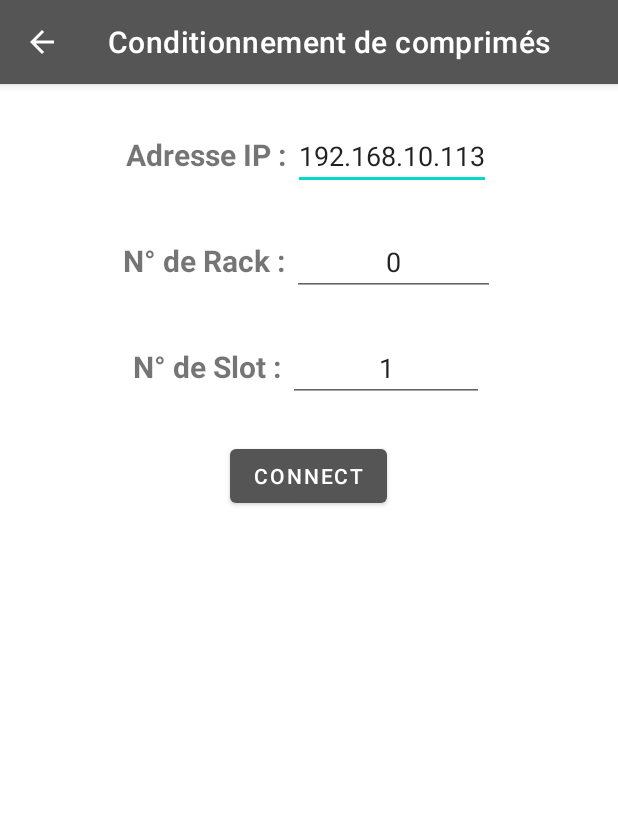
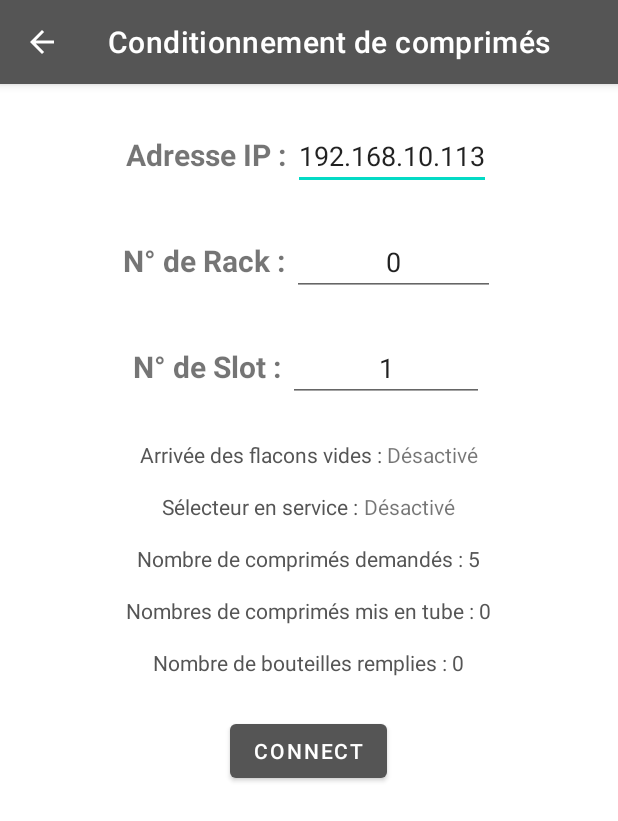
Before and after one commit to LouisFitdevoie/ProjetAndroid, an Android app: the ComprimesActivity screen opened directly, with no data from a screen before it, on a phone screen of 412 x 824 dp. Shown: the top 821 px of the screen. Run offline under Robolectric (Android 15) with nearby library versions, the phone set to English and light mode, and no system bars.

Commit message:
Correction interface activité comprimés

```diff
--- a/app/src/main/java/be/heh/fitdevoie/projetandroidstudio/Activities/ComprimesActivity.java
+++ b/app/src/main/java/be/heh/fitdevoie/projetandroidstudio/Activities/ComprimesActivity.java
@@ -36,13 +36,13 @@ public class ComprimesActivity extends AppCompatActivity {
 
     RelativeLayout rl_comprimes_RW;
     LinearLayout ll_comprimes_flaconsVides;
-    Button bt_comprimes_flaconsVides;
+    TextView tv_comprimes_flaconsVides;
     LinearLayout ll_comprimes_selecteurService;
-    Button bt_comprimes_selecteurService;
+    TextView tv_comprimes_selecteurService;
     LinearLayout ll_comprimes_nbComprimesSelectionne;
-    EditText et_comprimes_nbComprimesSelectionne;
+    TextView tv_comprimes_nbComprimesSelectionne;
     LinearLayout ll_comprimes_nbComprimes;
-    EditText et_comprimes_nbComprimes;
+    TextView tv_comprimes_nbComprimes;
     TextView tv_comprimes_nbBouteillesRemplies;
     private NetworkInfo network;
     private ConnectivityManager connexStatus;
@@ -71,13 +71,13 @@ public class ComprimesActivity extends AppCompatActivity {
 
         rl_comprimes_RW = (RelativeLayout) findViewById(R.id.rl_comprimes_RW);
         ll_comprimes_flaconsVides = (LinearLayout) findViewById(R.id.ll_comprimes_flaconsVides);
-        bt_comprimes_flaconsVides = (Button) findViewById(R.id.bt_comprimes_flaconsVides);
+        tv_comprimes_flaconsVides = (TextView) findViewById(R.id.tv_comprimes_flaconsVides);
         ll_comprimes_selecteurService = (LinearLayout) findViewById(R.id.ll_comprimes_selecteurService);
-        bt_comprimes_selecteurService = (Button) findViewById(R.id.bt_comprimes_selecteurService);
+        tv_comprimes_selecteurService = (TextView) findViewById(R.id.tv_comprimes_selecteurService);
         ll_comprimes_nbComprimesSelectionne = (LinearLayout) findViewById(R.id.ll_comprimes_nbComprimesSelectionne);
-        et_comprimes_nbComprimesSelectionne = (EditText) findViewById(R.id.et_comprimes_nbComprimesSelectionne);
+        tv_comprimes_nbComprimesSelectionne = (TextView) findViewById(R.id.tv_comprimes_nbComprimesSelectionne);
         ll_comprimes_nbComprimes = (LinearLayout) findViewById(R.id.ll_comprimes_nbComprimes);
-        et_comprimes_nbComprimes = (EditText) findViewById(R.id.et_comprimes_nbComprimes);
+        tv_comprimes_nbComprimes = (TextView) findViewById(R.id.tv_comprimes_nbComprimes);
         tv_comprimes_nbBouteillesRemplies = (TextView) findViewById(R.id.tv_comprimes_nbBouteillesRemplies);
         connexStatus = (ConnectivityManager) this.getSystemService(Context.CONNECTIVITY_SERVICE);
         network = connexStatus.getActiveNetworkInfo();
@@ -145,18 +145,6 @@ public class ComprimesActivity extends AppCompatActivity {
 
                     if (ipOk && rackOk && slotOk) {
 
-                        if(prefs_data.getInt("rights", -1) == 0) { //Si admin
-                            bt_comprimes_flaconsVides.setEnabled(true);
-                            bt_comprimes_selecteurService.setEnabled(true);
-                            et_comprimes_nbComprimesSelectionne.setEnabled(true);
-                            et_comprimes_nbComprimes.setEnabled(true);
-                        } else {
-                            bt_comprimes_flaconsVides.setEnabled(false);
-                            bt_comprimes_selecteurService.setEnabled(false);
-                            et_comprimes_nbComprimesSelectionne.setEnabled(false);
-                            et_comprimes_nbComprimes.setEnabled(false);
-                        }
-
                         if(network != null && network.isConnectedOrConnecting()) {
                             if(bt_comprimes.getText().equals("CONNECT")) {
                                 rl_comprimes_parametres.setVisibility(View.GONE);
@@ -164,7 +152,7 @@ public class ComprimesActivity extends AppCompatActivity {
 
                                 Toast.makeText(this,network.getTypeName(),Toast.LENGTH_SHORT).show();
                                 bt_comprimes.setText("DISCONNECT");
-                                readS7 = new ReadTaskS7Comprimes(v, bt_comprimes, bt_comprimes_flaconsVides, bt_comprimes_selecteurService, et_comprimes_nbComprimesSelectionne, et_comprimes_nbComprimes, tv_comprimes_nbBouteillesRemplies);
+                                readS7 = new ReadTaskS7Comprimes(v, bt_comprimes, tv_comprimes_flaconsVides, tv_comprimes_selecteurService, tv_comprimes_nbComprimesSelectionne, tv_comprimes_nbComprimes, tv_comprimes_nbBouteillesRemplies);
                                 readS7.Start(et_comprimes_ip.getText().toString(),et_comprimes_rack.getText().toString(),et_comprimes_slot.getText().toString());
 
                                 try {
--- a/app/src/main/java/be/heh/fitdevoie/projetandroidstudio/Activities/NiveauActivity.java
+++ b/app/src/main/java/be/heh/fitdevoie/projetandroidstudio/Activities/NiveauActivity.java
@@ -68,7 +68,7 @@ public class NiveauActivity extends AppCompatActivity {
 
         ActionBar ab = getSupportActionBar();
         ab.setDisplayHomeAsUpEnabled(true);
-        ab.setTitle("Conditionnement de comprimés");
+        ab.setTitle("Régulation de niveau de liquide");
 
         rl_niveau_RW = (RelativeLayout) findViewById(R.id.rl_niveau_RW);
         tv_niveau_selecteurMode = (TextView) findViewById(R.id.tv_niveau_selecteurMode);
--- a/app/src/main/res/layout/activity_comprimes.xml
+++ b/app/src/main/res/layout/activity_comprimes.xml
@@ -111,7 +111,7 @@
                 android:id="@+id/rl_comprimes_RW"
                 android:layout_width="match_parent"
                 android:layout_height="wrap_content"
-                android:visibility="gone"
+                android:visibility="visible"
                 android:layout_below="@+id/rl_comprimes_parametres"
                 android:layout_marginHorizontal="25dp"
                 android:layout_marginTop="25dp">
@@ -120,20 +120,17 @@
                     android:id="@+id/ll_comprimes_flaconsVides"
                     android:layout_width="match_parent"
                     android:layout_height="wrap_content"
-                    android:gravity="end">
+                    android:gravity="center">
                     <TextView
                         android:layout_width="wrap_content"
                         android:layout_height="wrap_content"
-                        android:text="Arrivée des flacons vides"
-                        android:textColor="@color/primary"
-                        android:layout_marginLeft="0dp"
-                        android:layout_marginRight="25dp"/>
-                    <Button
-                        android:id="@+id/bt_comprimes_flaconsVides"
-                        android:layout_width="130dp"
+                        android:text="Arrivée des flacons vides : "
+                        android:textColor="@color/primary"/>
+                    <TextView
+                        android:id="@+id/tv_comprimes_flaconsVides"
+                        android:layout_width="wrap_content"
                         android:layout_height="wrap_content"
-                        android:text="Désactivé"
-                        android:layout_marginRight="0dp"/>
+                        android:text="Désactivé"/>
                 </LinearLayout>
 
                 <LinearLayout
@@ -142,20 +139,17 @@
                     android:layout_height="wrap_content"
                     android:layout_below="@+id/ll_comprimes_flaconsVides"
                     android:layout_marginTop="15dp"
-                    android:gravity="end">
+                    android:gravity="center">
                     <TextView
                         android:layout_width="wrap_content"
                         android:layout_height="wrap_content"
-                        android:text="Sélecteur en service"
-                        android:textColor="@color/primary"
-                        android:layout_marginLeft="0dp"
-                        android:layout_marginRight="55dp"/>
-                    <Button
-                        android:id="@+id/bt_comprimes_selecteurService"
-                        android:layout_width="130dp"
+                        android:text="Sélecteur en service : "
+                        android:textColor="@color/primary"/>
+                    <TextView
+                        android:id="@+id/tv_comprimes_selecteurService"
+                        android:layout_width="wrap_content"
                         android:layout_height="wrap_content"
-                        android:text="Désactivé"
-                        android:layout_marginRight="0dp"/>
+                        android:text="Désactivé"/>
                 </LinearLayout>
 
                 <LinearLayout
@@ -163,20 +157,19 @@
                     android:layout_width="match_parent"
                     android:layout_height="wrap_content"
                     android:layout_below="@+id/ll_comprimes_selecteurService"
-                    android:layout_marginTop="15dp">
+                    android:layout_marginTop="15dp"
+                    android:gravity="center">
                     <TextView
                         android:layout_width="wrap_content"
                         android:layout_height="wrap_content"
                         android:text="Nombre de comprimés demandés : "
                         android:textColor="@color/primary"/>
-                    <EditText
-                        android:id="@+id/et_comprimes_nbComprimesSelectionne"
-                        android:layout_width="match_parent"
+                    <TextView
+                        android:id="@+id/tv_comprimes_nbComprimesSelectionne"
+                        android:layout_width="wrap_content"
                         android:layout_height="wrap_content"
                         android:text="5"
-                        android:textColor="@color/primary"
-                        android:textAlignment="center"
-                        android:layout_marginRight="0dp"/>
+                        android:textColor="@color/primary"/>
                 </LinearLayout>
 
                 <LinearLayout
@@ -184,20 +177,19 @@
                     android:layout_width="match_parent"
                     android:layout_height="wrap_content"
                     android:layout_below="@+id/ll_comprimes_nbComprimesSelectionne"
-                    android:layout_marginTop="15dp">
+                    android:layout_marginTop="15dp"
+                    android:gravity="center">
                     <TextView
                         android:layout_width="wrap_content"
                         android:layout_height="wrap_content"
                         android:text="Nombres de comprimés mis en tube : "
                         android:textColor="@color/primary"/>
-                    <EditText
-                        android:id="@+id/et_comprimes_nbComprimes"
-                        android:layout_width="match_parent"
+                    <TextView
+                        android:id="@+id/tv_comprimes_nbComprimes"
+                        android:layout_width="wrap_content"
                         android:layout_height="wrap_content"
                         android:text="0"
-                        android:textColor="@color/primary"
-                        android:textAlignment="center"
-                        android:layout_marginRight="0dp"/>
+                        android:textColor="@color/primary"/>
                 </LinearLayout>
 
                 <LinearLayout
@@ -205,7 +197,8 @@
                     android:layout_width="match_parent"
                     android:layout_height="wrap_content"
                     android:layout_below="@+id/ll_comprimes_nbComprimes"
-                    android:layout_marginTop="15dp">
+                    android:layout_marginTop="15dp"
+                    android:gravity="center">
                     <TextView
                         android:layout_width="wrap_content"
                         android:layout_height="wrap_content"
@@ -213,12 +206,10 @@
                         android:textColor="@color/primary"/>
                     <TextView
                         android:id="@+id/tv_comprimes_nbBouteillesRemplies"
-                        android:layout_width="match_parent"
+                        android:layout_width="wrap_content"
                         android:layout_height="wrap_content"
                         android:text="0"
-                        android:textColor="@color/primary"
-                        android:textAlignment="center"
-                        android:layout_marginRight="0dp"/>
+                        android:textColor="@color/primary"/>
                 </LinearLayout>
 
             </RelativeLayout>
```
Also changed, not shown: app/src/main/java/be/heh/fitdevoie/projetandroidstudio/TaskS7/ReadTaskS7Comprimes.java (+17 -17 lines).
